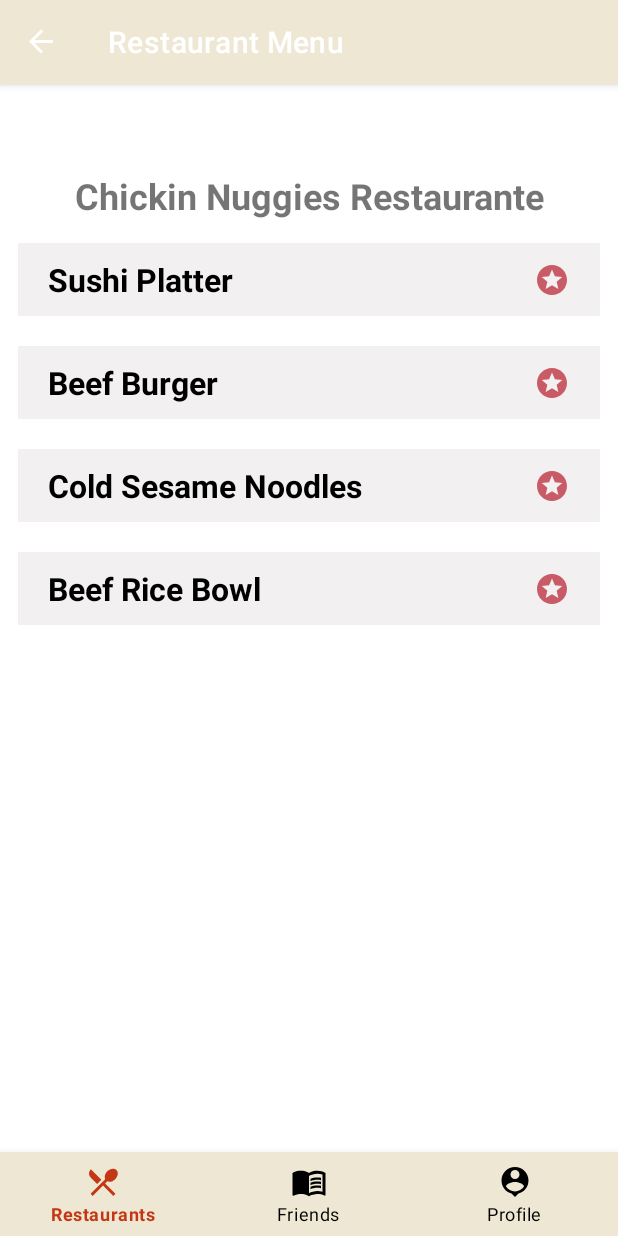
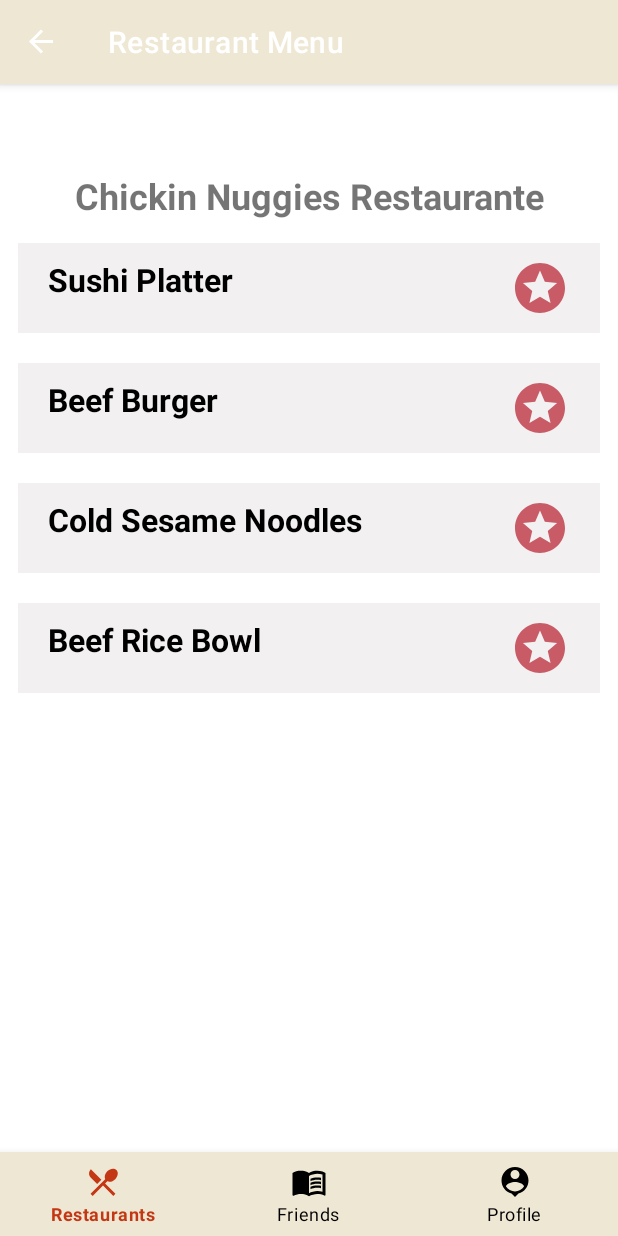
Before and after one commit to sarenayang/FoodLens, an Android app: the screen it shows after launch (MainActivity), after a tap on "Chickin Nuggies Restaurante", on a phone screen of 412 x 824 dp. Run offline under Robolectric (Android 15) with nearby library versions, the phone set to English and light mode, and no system bars; our stand-ins replace Volley, navigation-ui; libraries missing offline, so code that uses them is left out: io.github.sceneview.utils.

Commit message:
make stars clickabe

```diff
--- /dev/null
+++ b/app/src/main/res/drawable/star_filled_rating.xml
@@ -0,0 +1,5 @@
+<vector xmlns:android="http://schemas.android.com/apk/res/android" android:height="24dp" android:tint="#c95b67" android:viewportHeight="24" android:viewportWidth="24" android:width="24dp">
+
+    <path android:fillColor="#c95b67" android:pathData="M12,17.27L18.18,21l-1.64,-7.03L22,9.24l-7.19,-0.61L12,2 9.19,8.63 2,9.24l5.46,4.73L5.82,21z"/>
+
+</vector>
--- a/app/src/main/res/layout/menu_item.xml
+++ b/app/src/main/res/layout/menu_item.xml
@@ -26,8 +26,8 @@
 
         <ImageButton
             android:id="@+id/star_button"
-            android:layout_width="wrap_content"
-            android:layout_height="wrap_content"
+            android:layout_width="40dp"
+            android:layout_height="40dp"
             android:background="@drawable/baseline_stars_24"
             android:backgroundTint="#c95b67"
             android:layout_centerInParent="true"
```
Also changed, not shown: app/src/main/java/hk/hku/cs/foodlens/ui/menu/MenuFragment.kt (+15 -0 lines).
